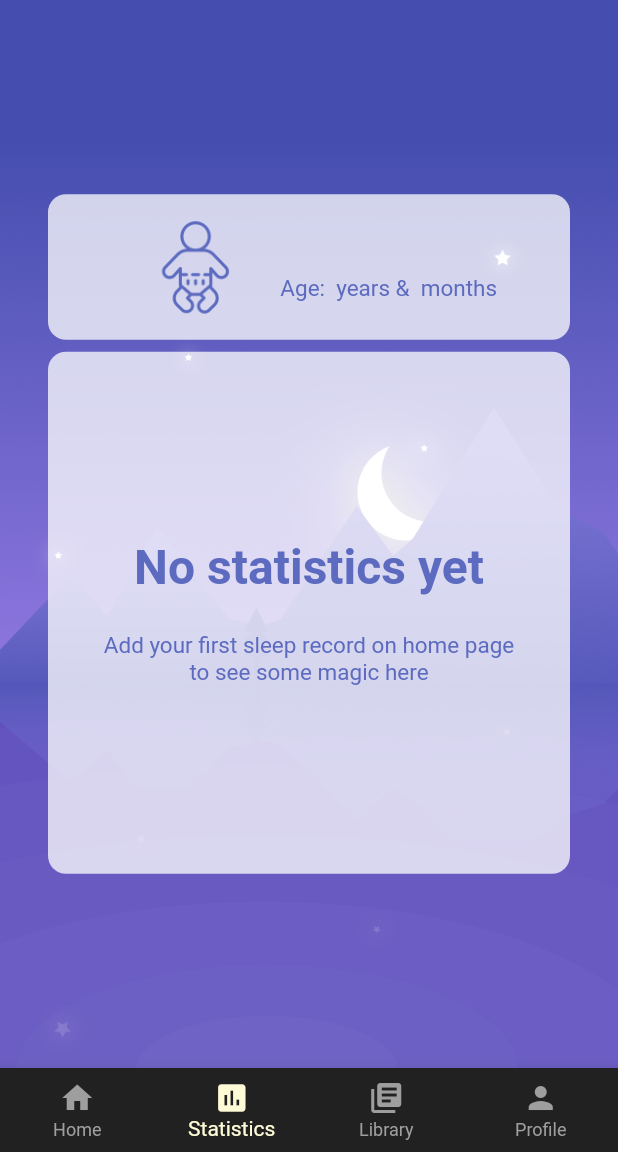
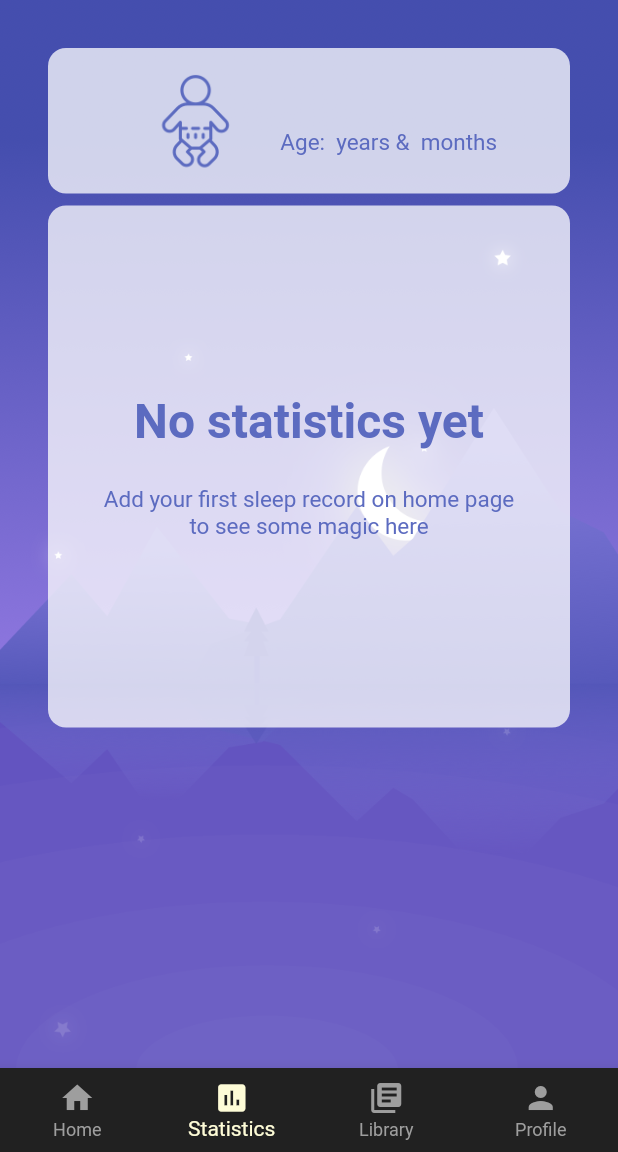
Before and after one commit to nonstappstudio/babymoon, a Flutter app: the HomePage screen opened directly, swiped to page 2, on a phone screen of 412 x 824 dp, the part 84-1236 px from its top. Run offline on Flutter 3.47's test engine with Material 2 defaults, Android fonts, the phone set to English and light mode, and no system bars; our stand-ins replace flutter_form_builder, flutter_local_notifications, flutter_xlider, numberpicker, permission_handler, sembast; missing offline and left inert: age, audioplayer, notification_permissions; accounts and stored records are empty.

Commit message:
Fixed statistics ui

```diff
--- a/lib/ui/pages/home/statistics_tab.dart
+++ b/lib/ui/pages/home/statistics_tab.dart
@@ -100,11 +100,10 @@ class _StatisticsTabState extends State<StatisticsTab> {
     );
   }
 
-  Widget get _noStatistics => Center(
-    child: Padding(
+  Widget get _noStatistics => Padding(
     padding: const EdgeInsets.all(32.0),
     child: Column(
-        mainAxisAlignment: MainAxisAlignment.center,
+      mainAxisAlignment: MainAxisAlignment.start,
       children: [
         BabyCard(_user.baby, false),
         Space(8.0),
@@ -135,7 +134,6 @@ class _StatisticsTabState extends State<StatisticsTab> {
           ),
         ),
       ],
-      ),
     ),
   );
 
```
Lines whose indentation alone changed are shown as unchanged.
